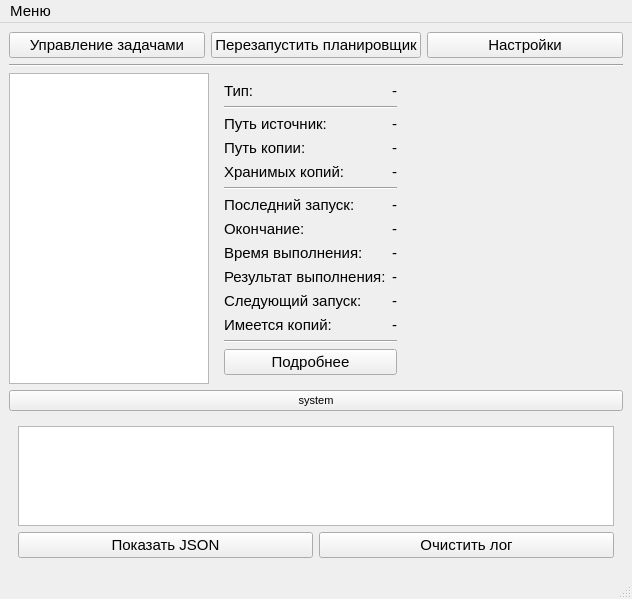
First picture: the form in mainwindow.ui, repository shurk4/BkUpper, before the edit.
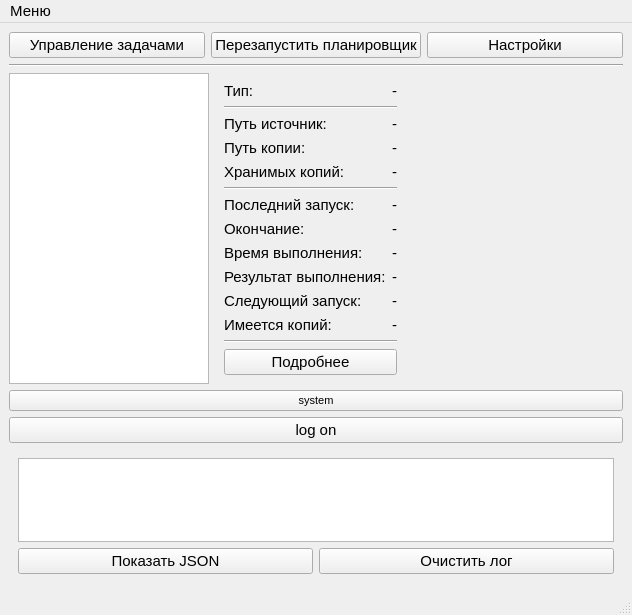
Second picture: the form after the edit.

Diff of the .ui file:
```diff
--- a/mainwindow.ui
+++ b/mainwindow.ui
@@ -7,7 +7,7 @@
     <x>0</x>
     <y>0</y>
     <width>632</width>
-    <height>599</height>
+    <height>615</height>
    </rect>
   </property>
   <property name="font">
@@ -302,6 +302,13 @@
       </property>
      </widget>
     </item>
+    <item>
+     <widget class="QPushButton" name="pushButtonLogOnOff">
+      <property name="text">
+       <string>log on</string>
+      </property>
+     </widget>
+    </item>
     <item>
      <widget class="QWidget" name="verticalWidgetSystem" native="true">
       <layout class="QVBoxLayout" name="verticalLayout_2">
```
